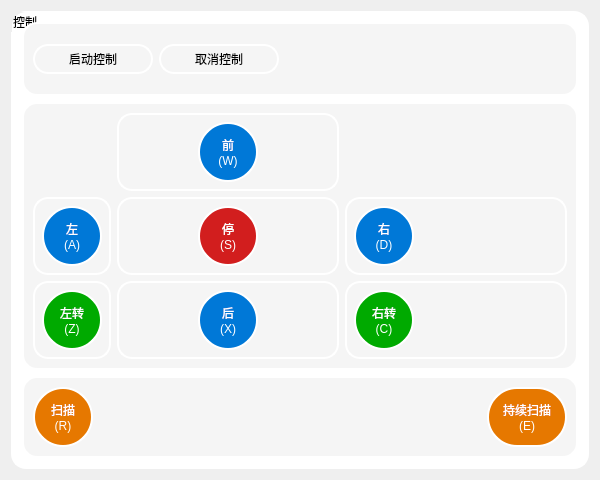
Above: ui/robotControlDialog.ui from Timelees/RobanWeb before the change. Below: the same form after it.
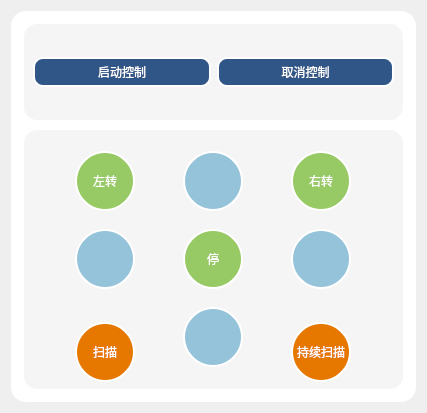
That is the form after the change. Icons and pictures are not drawn.

```diff
--- a/ui/robotControlDialog.ui
+++ b/ui/robotControlDialog.ui
@@ -6,8 +6,8 @@
    <rect>
     <x>0</x>
     <y>0</y>
-    <width>600</width>
-    <height>480</height>
+    <width>427</width>
+    <height>413</height>
    </rect>
   </property>
   <property name="windowTitle">
@@ -16,17 +16,35 @@
   <layout class="QVBoxLayout" name="verticalLayout">
    <item>
     <widget class="QGroupBox" name="controlGroupBox">
+     <property name="maximumSize">
+      <size>
+       <width>420</width>
+       <height>16777215</height>
+      </size>
+     </property>
      <property name="styleSheet">
       <string notr="true">background-color: rgb(255, 255, 255);
 border:2px solid rgb(255, 255, 255);
 border-radius:15px</string>
      </property>
      <property name="title">
-      <string>控制</string>
+      <string/>
      </property>
      <layout class="QVBoxLayout" name="verticalLayout_2">
       <item>
        <widget class="QGroupBox" name="buttonGroupBox">
+        <property name="sizePolicy">
+         <sizepolicy hsizetype="Preferred" vsizetype="Preferred">
+          <horstretch>0</horstretch>
+          <verstretch>0</verstretch>
+         </sizepolicy>
+        </property>
+        <property name="maximumSize">
+         <size>
+          <width>400</width>
+          <height>100</height>
+         </size>
+        </property>
         <property name="styleSheet">
          <string notr="true">background-color: rgb(245, 245, 245);
 border:2px solid rgb(255, 255, 255);
@@ -44,6 +62,21 @@
              <height>30</height>
             </size>
            </property>
+           <property name="styleSheet">
+            <string notr="true">QPushButton {
+   background-color: rgb(47, 86, 135);
+   color: rgb(255, 255, 255);
+   font: 11pt &quot;微软雅黑&quot;;
+    border: 2px solid rgb(255, 255, 255);
+    border-radius: 10px;
+}
+QPushButton:hover {
+    background-color: rgb(0, 126, 185);
+}
+QPushButton:pressed {
+    background-color: rgb(0, 126, 185);
+}</string>
+           </property>
            <property name="text">
             <string>启动控制</string>
            </property>
@@ -57,29 +90,43 @@
              <height>30</height>
             </size>
            </property>
+           <property name="styleSheet">
+            <string notr="true">QPushButton {
+   background-color: rgb(47, 86, 135);
+   color: rgb(255, 255, 255);
+   font: 11pt &quot;微软雅黑&quot;;
+    border: 2px solid rgb(255, 255, 255);
+    border-radius: 10px;
+}
+QPushButton:hover {
+    background-color: rgb(0, 126, 185);
+}
+QPushButton:pressed {
+    background-color: rgb(0, 126, 185);
+}</string>
+           </property>
            <property name="text">
             <string>取消控制</string>
            </property>
           </widget>
          </item>
-         <item>
-          <spacer name="horizontalSpacer">
-           <property name="orientation">
-            <enum>Qt::Orientation::Horizontal</enum>
-           </property>
-           <property name="sizeHint" stdset="0">
-            <size>
-             <width>40</width>
-             <height>20</height>
-            </size>
-           </property>
-          </spacer>
-         </item>
         </layout>
        </widget>
       </item>
       <item>
        <widget class="QFrame" name="circleControlFrame">
+        <property name="minimumSize">
+         <size>
+          <width>0</width>
+          <height>0</height>
+         </size>
+        </property>
+        <property name="maximumSize">
+         <size>
+          <width>400</width>
+          <height>16777215</height>
+         </size>
+        </property>
         <property name="styleSheet">
          <string notr="true">background-color: rgb(245, 245, 245);
 border:2px solid rgb(255, 255, 255);
@@ -92,23 +139,39 @@
          <enum>QFrame::Shadow::Raised</enum>
         </property>
         <layout class="QGridLayout" name="gridLayout">
+         <item row="0" column="0">
+          <widget class="QPushButton" name="z_Button">
+           <property name="minimumSize">
+            <size>
+             <width>60</width>
+             <height>60</height>
+            </size>
+           </property>
+           <property name="maximumSize">
+            <size>
+             <width>60</width>
+             <height>60</height>
+            </size>
+           </property>
+           <property name="styleSheet">
+            <string notr="true">QPushButton {
+    background-color:rgba(85, 170, 0, 150);
+    color: white;
+    border-radius: 30px;
+}
+QPushButton:hover {
+    background-color: rgb(0, 186, 0);
+}
+QPushButton:pressed {
+    background-color: rgb(0, 170, 0);
+}</string>
+           </property>
+           <property name="text">
+            <string>左转</string>
+           </property>
+          </widget>
+         </item>
          <item row="0" column="1">
-          <widget class="QWidget" name="widget_1" native="true">
-           <layout class="QHBoxLayout" name="horizontalLayout_2">
-            <item>
-             <spacer name="horizontalSpacer_2">
-              <property name="orientation">
-               <enum>Qt::Orientation::Horizontal</enum>
-              </property>
-              <property name="sizeHint" stdset="0">
-               <size>
-                <width>40</width>
-                <height>20</height>
-               </size>
-              </property>
-             </spacer>
-            </item>
-            <item>
              <widget class="QPushButton" name="w_Button">
               <property name="minimumSize">
                <size>
@@ -124,7 +187,7 @@
               </property>
               <property name="styleSheet">
                <string notr="true">QPushButton {
-    background-color: rgb(0, 120, 215);
+    background-color:rgba(0, 121, 177, 100) ;
     color: white;
     border-radius: 30px;
 }
@@ -133,34 +196,58 @@
 }
 QPushButton:pressed {
     background-color: rgb(0, 90, 185);
-}</string>
+}
+</string>
               </property>
               <property name="text">
-               <string>前
-(W)</string>
+            <string/>
+           </property>
+           <property name="icon">
+            <iconset resource="../res/res.qrc">
+             <normaloff>:/icon/icon/qian.bmp</normaloff>
+             <normalon>:/icon/icon/qian.bmp</normalon>:/icon/icon/qian.bmp</iconset>
+           </property>
+           <property name="iconSize">
+            <size>
+             <width>30</width>
+             <height>30</height>
+            </size>
               </property>
              </widget>
             </item>
-            <item>
-             <spacer name="horizontalSpacer_3">
-              <property name="orientation">
-               <enum>Qt::Orientation::Horizontal</enum>
-              </property>
-              <property name="sizeHint" stdset="0">
+         <item row="0" column="2">
+          <widget class="QPushButton" name="c_Button">
+           <property name="minimumSize">
+            <size>
+             <width>60</width>
+             <height>60</height>
+            </size>
+           </property>
+           <property name="maximumSize">
                <size>
-                <width>40</width>
-                <height>20</height>
-               </size>
-              </property>
-             </spacer>
-            </item>
-           </layout>
+             <width>60</width>
+             <height>60</height>
+            </size>
+           </property>
+           <property name="styleSheet">
+            <string notr="true">QPushButton {
+    background-color:rgba(85, 170, 0, 150);
+    color: white;
+    border-radius: 30px;
+}
+QPushButton:hover {
+    background-color: rgb(26, 235, 85);
+}
+QPushButton:pressed {
+    background-color: rgb(6, 223, 42);
+}</string>
+           </property>
+           <property name="text">
+            <string>右转</string>
+           </property>
           </widget>
          </item>
          <item row="1" column="0">
-          <widget class="QWidget" name="widget_2" native="true">
-           <layout class="QHBoxLayout" name="horizontalLayout_3">
-            <item>
              <widget class="QPushButton" name="a_Button">
               <property name="minimumSize">
                <size>
@@ -176,7 +263,7 @@
               </property>
               <property name="styleSheet">
                <string notr="true">QPushButton {
-    background-color: rgb(0, 120, 215);
+    background-color:rgba(0, 121, 177, 100) ;
     color: white;
     border-radius: 30px;
 }
@@ -188,31 +275,22 @@
 }</string>
               </property>
               <property name="text">
-               <string>左
-(A)</string>
-              </property>
-             </widget>
-            </item>
-           </layout>
+            <string/>
+           </property>
+           <property name="icon">
+            <iconset resource="../res/res.qrc">
+             <normaloff>:/icon/icon/zuo.bmp</normaloff>
+             <normalon>:/icon/icon/zuo.bmp</normalon>:/icon/icon/zuo.bmp</iconset>
+           </property>
+           <property name="iconSize">
+            <size>
+             <width>30</width>
+             <height>30</height>
+            </size>
+           </property>
           </widget>
          </item>
          <item row="1" column="1">
-          <widget class="QWidget" name="widget_3" native="true">
-           <layout class="QHBoxLayout" name="horizontalLayout_4">
-            <item>
-             <spacer name="horizontalSpacer_4">
-              <property name="orientation">
-               <enum>Qt::Orientation::Horizontal</enum>
-              </property>
-              <property name="sizeHint" stdset="0">
-               <size>
-                <width>40</width>
-                <height>20</height>
-               </size>
-              </property>
-             </spacer>
-            </item>
-            <item>
              <widget class="QPushButton" name="s_Button">
               <property name="minimumSize">
                <size>
@@ -228,7 +306,7 @@
               </property>
               <property name="styleSheet">
                <string notr="true">QPushButton {
-    background-color: rgb(210, 30, 30);
+    background-color:rgba(85, 170, 0, 150);
     color: white;
     border-radius: 30px;
 }
@@ -240,31 +318,11 @@
 }</string>
               </property>
               <property name="text">
-               <string>停
-(S)</string>
-              </property>
-             </widget>
-            </item>
-            <item>
-             <spacer name="horizontalSpacer_5">
-              <property name="orientation">
-               <enum>Qt::Orientation::Horizontal</enum>
-              </property>
-              <property name="sizeHint" stdset="0">
-               <size>
-                <width>40</width>
-                <height>20</height>
-               </size>
-              </property>
-             </spacer>
-            </item>
-           </layout>
+            <string>停</string>
+           </property>
           </widget>
          </item>
          <item row="1" column="2">
-          <widget class="QWidget" name="widget_4" native="true">
-           <layout class="QHBoxLayout" name="horizontalLayout_5">
-            <item>
              <widget class="QPushButton" name="d_Button">
               <property name="minimumSize">
                <size>
@@ -280,7 +338,7 @@
               </property>
               <property name="styleSheet">
                <string notr="true">QPushButton {
-    background-color: rgb(0, 120, 215);
+    background-color:rgba(0, 121, 177, 100) ;
     color: white;
     border-radius: 30px;
 }
@@ -289,36 +347,26 @@
 }
 QPushButton:pressed {
     background-color: rgb(0, 90, 185);
-}
-</string>
+}</string>
               </property>
               <property name="text">
-               <string>右
-(D)</string>
-              </property>
-             </widget>
-            </item>
-            <item>
-             <spacer name="horizontalSpacer_6">
-              <property name="orientation">
-               <enum>Qt::Orientation::Horizontal</enum>
-              </property>
-              <property name="sizeHint" stdset="0">
+            <string/>
+           </property>
+           <property name="icon">
+            <iconset resource="../res/res.qrc">
+             <normaloff>:/icon/icon/you.bmp</normaloff>
+             <normalon>:/icon/icon/you.bmp</normalon>:/icon/icon/you.bmp</iconset>
+           </property>
+           <property name="iconSize">
                <size>
-                <width>40</width>
-                <height>20</height>
-               </size>
-              </property>
-             </spacer>
-            </item>
-           </layout>
+             <width>30</width>
+             <height>30</height>
+            </size>
+           </property>
           </widget>
          </item>
          <item row="2" column="0">
-          <widget class="QWidget" name="widget_5" native="true">
-           <layout class="QHBoxLayout" name="horizontalLayout_6">
-            <item>
-             <widget class="QPushButton" name="z_Button">
+          <widget class="QPushButton" name="r_Button">
               <property name="minimumSize">
                <size>
                 <width>60</width>
@@ -327,49 +375,29 @@
               </property>
               <property name="maximumSize">
                <size>
-                <width>60</width>
-                <height>60</height>
+             <width>30</width>
+             <height>30</height>
                </size>
               </property>
               <property name="styleSheet">
                <string notr="true">QPushButton {
-    background-color: rgb(0, 170, 0);
+    background-color: rgb(230, 120, 0);
     color: white;
     border-radius: 30px;
 }
 QPushButton:hover {
-    background-color: rgb(30, 150, 245);
+    background-color: rgb(255, 150, 30);
 }
 QPushButton:pressed {
-    background-color: rgb(0, 90, 185);
+    background-color: rgb(200, 90, 0);
 }</string>
               </property>
               <property name="text">
-               <string>左转
-(Z)</string>
-              </property>
-             </widget>
-            </item>
-           </layout>
+            <string>扫描</string>
+           </property>
           </widget>
          </item>
          <item row="2" column="1">
-          <widget class="QWidget" name="widget_6" native="true">
-           <layout class="QHBoxLayout" name="horizontalLayout_7">
-            <item>
-             <spacer name="horizontalSpacer_7">
-              <property name="orientation">
-               <enum>Qt::Orientation::Horizontal</enum>
-              </property>
-              <property name="sizeHint" stdset="0">
-               <size>
-                <width>40</width>
-                <height>20</height>
-               </size>
-              </property>
-             </spacer>
-            </item>
-            <item>
              <widget class="QPushButton" name="x_Button">
               <property name="minimumSize">
                <size>
@@ -385,7 +413,7 @@
               </property>
               <property name="styleSheet">
                <string notr="true">QPushButton {
-    background-color: rgb(0, 120, 215);
+    background-color:rgba(0, 121, 177, 100) ;
     color: white;
     border-radius: 30px;
 }
@@ -397,154 +425,33 @@
 }</string>
               </property>
               <property name="text">
-               <string>后
-(X)</string>
-              </property>
-             </widget>
-            </item>
-            <item>
-             <spacer name="horizontalSpacer_8">
-              <property name="orientation">
-               <enum>Qt::Orientation::Horizontal</enum>
-              </property>
-              <property name="sizeHint" stdset="0">
+            <string/>
+           </property>
+           <property name="icon">
+            <iconset resource="../res/res.qrc">
+             <normaloff>:/icon/icon/hou.bmp</normaloff>
+             <normalon>:/icon/icon/hou.bmp</normalon>:/icon/icon/hou.bmp</iconset>
+           </property>
+           <property name="iconSize">
                <size>
-                <width>40</width>
-                <height>20</height>
-               </size>
-              </property>
-             </spacer>
-            </item>
-           </layout>
+             <width>30</width>
+             <height>30</height>
+            </size>
+           </property>
           </widget>
          </item>
          <item row="2" column="2">
-          <widget class="QWidget" name="widget_7" native="true">
-           <layout class="QHBoxLayout" name="horizontalLayout_8">
-            <item>
-             <widget class="QPushButton" name="c_Button">
-              <property name="minimumSize">
-               <size>
-                <width>60</width>
-                <height>60</height>
-               </size>
-              </property>
-              <property name="maximumSize">
-               <size>
-                <width>60</width>
-                <height>60</height>
-               </size>
-              </property>
-              <property name="styleSheet">
-               <string notr="true">QPushButton {
-    background-color: rgb(0, 170, 0);
-    color: white;
-    border-radius: 30px;
-}
-QPushButton:hover {
-    background-color: rgb(30, 150, 245);
-}
-QPushButton:pressed {
-    background-color: rgb(0, 90, 185);
-}</string>
-              </property>
-              <property name="text">
-               <string>右转
-(C)</string>
-              </property>
-             </widget>
-            </item>
-            <item>
-             <spacer name="horizontalSpacer_9">
-              <property name="orientation">
-               <enum>Qt::Orientation::Horizontal</enum>
-              </property>
-              <property name="sizeHint" stdset="0">
-               <size>
-                <width>40</width>
-                <height>20</height>
-               </size>
-              </property>
-             </spacer>
-            </item>
-           </layout>
-          </widget>
-         </item>
-        </layout>
-       </widget>
-      </item>
-      <item>
-       <widget class="QFrame" name="specialControlFrame">
-        <property name="styleSheet">
-         <string notr="true">background-color: rgb(245, 245, 245);
-border:2px solid rgb(255, 255, 255);
-border-radius:15px</string>
-        </property>
-        <property name="frameShape">
-         <enum>QFrame::Shape::StyledPanel</enum>
-        </property>
-        <property name="frameShadow">
-         <enum>QFrame::Shadow::Raised</enum>
-        </property>
-        <layout class="QHBoxLayout" name="horizontalLayout_9">
-         <item>
-          <widget class="QPushButton" name="r_Button">
-           <property name="minimumSize">
-            <size>
-             <width>60</width>
-             <height>60</height>
-            </size>
-           </property>
-           <property name="maximumSize">
-            <size>
-             <width>80</width>
-             <height>60</height>
-            </size>
-           </property>
-           <property name="styleSheet">
-            <string notr="true">QPushButton {
-    background-color: rgb(230, 120, 0);
-    color: white;
-    border-radius: 30px;
-}
-QPushButton:hover {
-    background-color: rgb(255, 150, 30);
-}
-QPushButton:pressed {
-    background-color: rgb(200, 90, 0);
-}</string>
-           </property>
-           <property name="text">
-            <string>扫描
-(R)</string>
-           </property>
-          </widget>
-         </item>
-         <item>
-          <spacer name="horizontalSpacer_10">
-           <property name="orientation">
-            <enum>Qt::Orientation::Horizontal</enum>
-           </property>
-           <property name="sizeHint" stdset="0">
-            <size>
-             <width>40</width>
-             <height>20</height>
-            </size>
-           </property>
-          </spacer>
-         </item>
-         <item>
           <widget class="QPushButton" name="e_Button">
            <property name="minimumSize">
             <size>
-             <width>80</width>
+             <width>60</width>
              <height>60</height>
             </size>
            </property>
            <property name="maximumSize">
             <size>
-             <width>100</width>
-             <height>60</height>
+             <width>30</width>
+             <height>30</height>
             </size>
            </property>
            <property name="styleSheet">
@@ -561,8 +468,7 @@
 }</string>
            </property>
            <property name="text">
-            <string>持续扫描
-(E)</string>
+            <string>持续扫描</string>
            </property>
           </widget>
          </item>
```
Left out of the diff: 12 changed lines with no effect on the pictures. Lines whose indentation alone changed are shown as unchanged.
